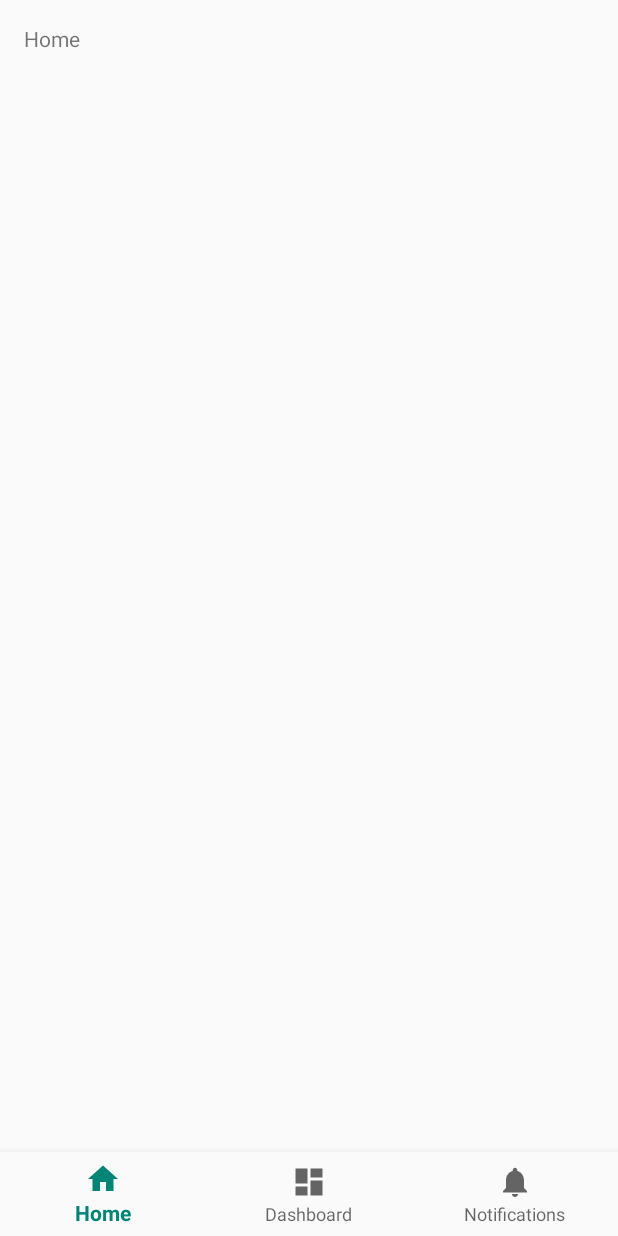
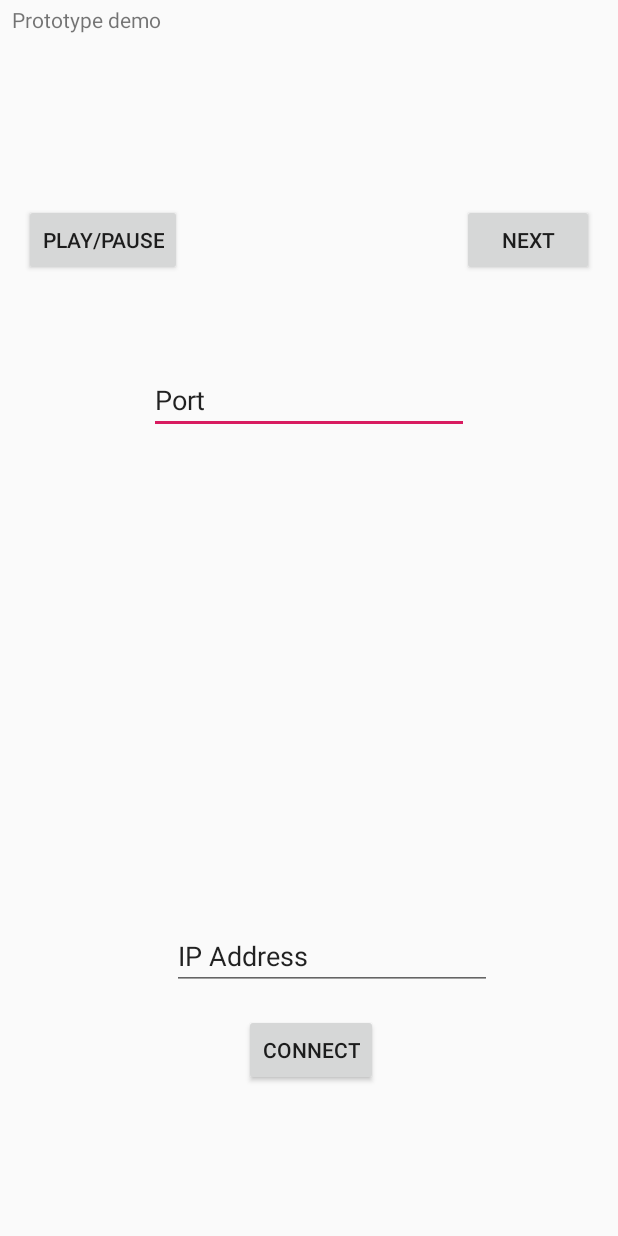
Before and after one commit to westcoj/SKHub-1.0, an Android app: the layout activity_main.xml on its own in the app's theme, with its tools: preview values and no code run, on a phone screen of 412 x 824 dp. Run offline under Robolectric (Android 15) with nearby library versions, the phone set to English and light mode, and no system bars.

Commit message:
Updated progress
lots of bug fixes and added functions

```diff
--- a/SKAndroid/app/build.gradle
+++ b/SKAndroid/app/build.gradle
@@ -21,7 +21,6 @@ android {
 dependencies {
     implementation fileTree(dir: 'libs', include: ['*.jar'])
     implementation 'com.android.support:appcompat-v7:28.0.0'
-    implementation 'com.android.support:design:28.0.0'
     implementation 'com.android.support.constraint:constraint-layout:1.1.3'
     testImplementation 'junit:junit:4.12'
     androidTestImplementation 'com.android.support.test:runner:1.0.2'
--- a/SKAndroid/app/src/main/AndroidManifest.xml
+++ b/SKAndroid/app/src/main/AndroidManifest.xml
@@ -2,6 +2,7 @@
 <manifest xmlns:android="http://schemas.android.com/apk/res/android"
     package="com.sk.krolikj.skandroid">
 
+    <uses-permission android:name="android.permission.INTERNET"/>
     <application
         android:allowBackup="true"
         android:icon="@mipmap/ic_launcher"
@@ -9,9 +10,7 @@
         android:roundIcon="@mipmap/ic_launcher_round"
         android:supportsRtl="true"
         android:theme="@style/AppTheme">
-        <activity
-            android:name=".MainActivity"
-            android:label="@string/app_name">
+        <activity android:name=".MainActivity">
             <intent-filter>
                 <action android:name="android.intent.action.MAIN" />
 
--- a/SKAndroid/app/src/main/java/com/sk/krolikj/skandroid/SKFile.java
+++ b/SKAndroid/app/src/main/java/com/sk/krolikj/skandroid/SKFile.java
@@ -25,6 +25,10 @@ public class SKFile {
         songIndex = index;
     }
 
+    public String getFilePath(){
+        return filePath;
+    }
+
     public String toString(){
         return filePath + " &%& " + songIndex + " &%& " + songTitle +
                 " &%& " + songArtist + " &%& " + songAlbum;
--- a/SKAndroid/app/src/main/res/drawable/ic_dashboard_black_24dp.xml
+++ /dev/null
@@ -1,9 +0,0 @@
-<vector xmlns:android="http://schemas.android.com/apk/res/android"
-    android:width="24dp"
-    android:height="24dp"
-    android:viewportWidth="24.0"
-    android:viewportHeight="24.0">
-    <path
-        android:fillColor="#FF000000"
-        android:pathData="M3,13h8L11,3L3,3v10zM3,21h8v-6L3,15v6zM13,21h8L21,11h-8v10zM13,3v6h8L21,3h-8z" />
-</vector>
--- a/SKAndroid/app/src/main/res/drawable/ic_home_black_24dp.xml
+++ /dev/null
@@ -1,9 +0,0 @@
-<vector xmlns:android="http://schemas.android.com/apk/res/android"
-    android:width="24dp"
-    android:height="24dp"
-    android:viewportWidth="24.0"
-    android:viewportHeight="24.0">
-    <path
-        android:fillColor="#FF000000"
-        android:pathData="M10,20v-6h4v6h5v-8h3L12,3 2,12h3v8z" />
-</vector>
--- a/SKAndroid/app/src/main/res/drawable/ic_notifications_black_24dp.xml
+++ /dev/null
@@ -1,9 +0,0 @@
-<vector xmlns:android="http://schemas.android.com/apk/res/android"
-    android:width="24dp"
-    android:height="24dp"
-    android:viewportWidth="24.0"
-    android:viewportHeight="24.0">
-    <path
-        android:fillColor="#FF000000"
-        android:pathData="M12,22c1.1,0 2,-0.9 2,-2h-4c0,1.1 0.89,2 2,2zM18,16v-5c0,-3.07 -1.64,-5.64 -4.5,-6.32L13.5,4c0,-0.83 -0.67,-1.5 -1.5,-1.5s-1.5,0.67 -1.5,1.5v0.68C7.63,5.36 6,7.92 6,11v5l-2,2v1h16v-1l-2,-2z" />
-</vector>
--- a/SKAndroid/app/src/main/res/layout/activity_main.xml
+++ b/SKAndroid/app/src/main/res/layout/activity_main.xml
@@ -2,32 +2,86 @@
 <android.support.constraint.ConstraintLayout xmlns:android="http://schemas.android.com/apk/res/android"
     xmlns:app="http://schemas.android.com/apk/res-auto"
     xmlns:tools="http://schemas.android.com/tools"
-    android:id="@+id/container"
     android:layout_width="match_parent"
     android:layout_height="match_parent"
-    tools:context=".MainActivity">
+    tools:context=".MainActivity"
+    tools:layout_editor_absoluteY="81dp">
 
     <TextView
-        android:id="@+id/message"
+        android:id="@+id/textView"
         android:layout_width="wrap_content"
         android:layout_height="wrap_content"
-        android:layout_marginStart="@dimen/activity_horizontal_margin"
-        android:layout_marginLeft="@dimen/activity_horizontal_margin"
-        android:layout_marginTop="@dimen/activity_vertical_margin"
-        android:text="@string/title_home"
-        app:layout_constraintLeft_toLeftOf="parent"
+        android:layout_marginStart="8dp"
+        android:layout_marginTop="3dp"
+        android:text="@string/home"
+        app:layout_constraintStart_toStartOf="parent"
         app:layout_constraintTop_toTopOf="parent" />
 
-    <android.support.design.widget.BottomNavigationView
-        android:id="@+id/navigation"
-        android:layout_width="0dp"
+    <Button
+        android:id="@+id/playButton"
+        android:layout_width="wrap_content"
         android:layout_height="wrap_content"
-        android:layout_marginStart="0dp"
-        android:layout_marginEnd="0dp"
-        android:background="?android:attr/windowBackground"
+        android:layout_marginStart="16dp"
+        android:layout_marginTop="136dp"
+        android:onClick="playPause"
+        android:text="@string/playButton"
+        app:layout_constraintStart_toStartOf="parent"
+        app:layout_constraintTop_toTopOf="parent" />
+
+    <Button
+        android:id="@+id/nextButton"
+        android:layout_width="wrap_content"
+        android:layout_height="wrap_content"
+        android:layout_marginTop="136dp"
+        android:layout_marginEnd="16dp"
+        android:text="@string/nextButton"
+        app:layout_constraintEnd_toEndOf="parent"
+        app:layout_constraintTop_toTopOf="parent" />
+
+    <Button
+        android:id="@+id/connectButton"
+        android:layout_width="wrap_content"
+        android:layout_height="wrap_content"
+        android:layout_marginStart="8dp"
+        android:layout_marginEnd="32dp"
+        android:layout_marginBottom="100dp"
+        android:onClick="connect"
+        android:text="@string/connectButton"
         app:layout_constraintBottom_toBottomOf="parent"
-        app:layout_constraintLeft_toLeftOf="parent"
-        app:layout_constraintRight_toRightOf="parent"
-        app:menu="@menu/navigation" />
+        app:layout_constraintEnd_toStartOf="@+id/nextButton"
+        app:layout_constraintHorizontal_bias="0.576"
+        app:layout_constraintStart_toEndOf="@+id/playButton" />
+
+    <EditText
+        android:id="@+id/portBox"
+        android:layout_width="wrap_content"
+        android:layout_height="wrap_content"
+        android:layout_marginStart="8dp"
+        android:layout_marginTop="244dp"
+        android:layout_marginEnd="8dp"
+        android:ems="10"
+        android:inputType="number"
+        android:text="@string/portBox"
+        app:layout_constraintEnd_toEndOf="parent"
+        app:layout_constraintStart_toStartOf="parent"
+        app:layout_constraintTop_toTopOf="parent" />
+
+    <EditText
+        android:id="@+id/ipBox"
+        android:layout_width="wrap_content"
+        android:layout_height="wrap_content"
+        android:layout_marginStart="8dp"
+        android:layout_marginTop="8dp"
+        android:layout_marginEnd="84dp"
+        android:layout_marginBottom="8dp"
+        android:ems="10"
+        android:inputType="textAutoComplete"
+        android:text="@string/ipBox"
+        app:layout_constraintBottom_toTopOf="@+id/connectButton"
+        app:layout_constraintEnd_toEndOf="parent"
+        app:layout_constraintHorizontal_bias="1.0"
+        app:layout_constraintStart_toStartOf="parent"
+        app:layout_constraintTop_toBottomOf="@+id/portBox"
+        app:layout_constraintVertical_bias="0.975" />
 
 </android.support.constraint.ConstraintLayout>
--- a/SKAndroid/app/src/main/res/menu/navigation.xml
+++ /dev/null
@@ -1,19 +0,0 @@
-<?xml version="1.0" encoding="utf-8"?>
-<menu xmlns:android="http://schemas.android.com/apk/res/android">
-
-    <item
-        android:id="@+id/navigation_home"
-        android:icon="@drawable/ic_home_black_24dp"
-        android:title="@string/title_home" />
-
-    <item
-        android:id="@+id/navigation_dashboard"
-        android:icon="@drawable/ic_dashboard_black_24dp"
-        android:title="@string/title_dashboard" />
-
-    <item
-        android:id="@+id/navigation_notifications"
-        android:icon="@drawable/ic_notifications_black_24dp"
-        android:title="@string/title_notifications" />
-
-</menu>
--- a/SKAndroid/app/src/main/res/values/dimens.xml
+++ /dev/null
@@ -1,5 +0,0 @@
-<resources>
-    <!-- Default screen margins, per the Android Design guidelines. -->
-    <dimen name="activity_horizontal_margin">16dp</dimen>
-    <dimen name="activity_vertical_margin">16dp</dimen>
-</resources>
--- a/SKAndroid/app/src/main/res/values/strings.xml
+++ b/SKAndroid/app/src/main/res/values/strings.xml
@@ -1,6 +1,9 @@
 <resources>
     <string name="app_name">SKAndroid</string>
-    <string name="title_home">Home</string>
-    <string name="title_dashboard">Dashboard</string>
-    <string name="title_notifications">Notifications</string>
+    <string name="home">Prototype demo</string>
+    <string name="playButton">Play/Pause</string>
+    <string name="nextButton">Next</string>
+    <string name="connectButton">Connect</string>
+    <string name="portBox">Port</string>
+    <string name="ipBox">IP Address</string>
 </resources>
```
Also changed, not shown: SKAndroid/app/src/main/java/com/sk/krolikj/skandroid/MainActivity.java (+134 -39 lines), 3 other files.
